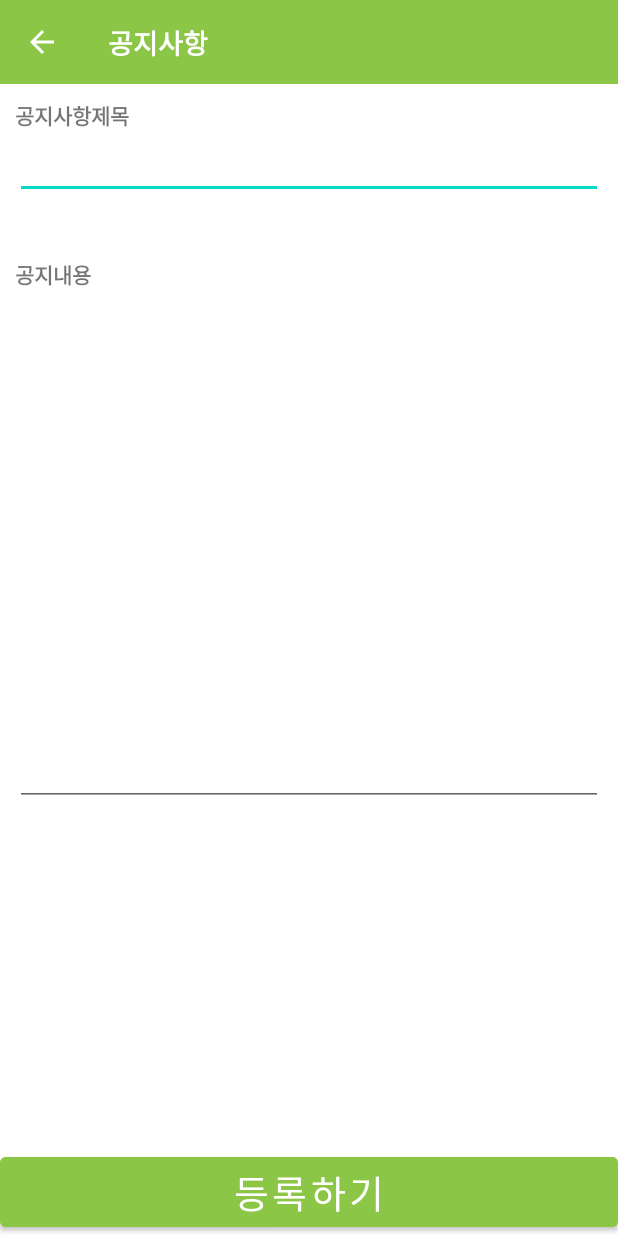
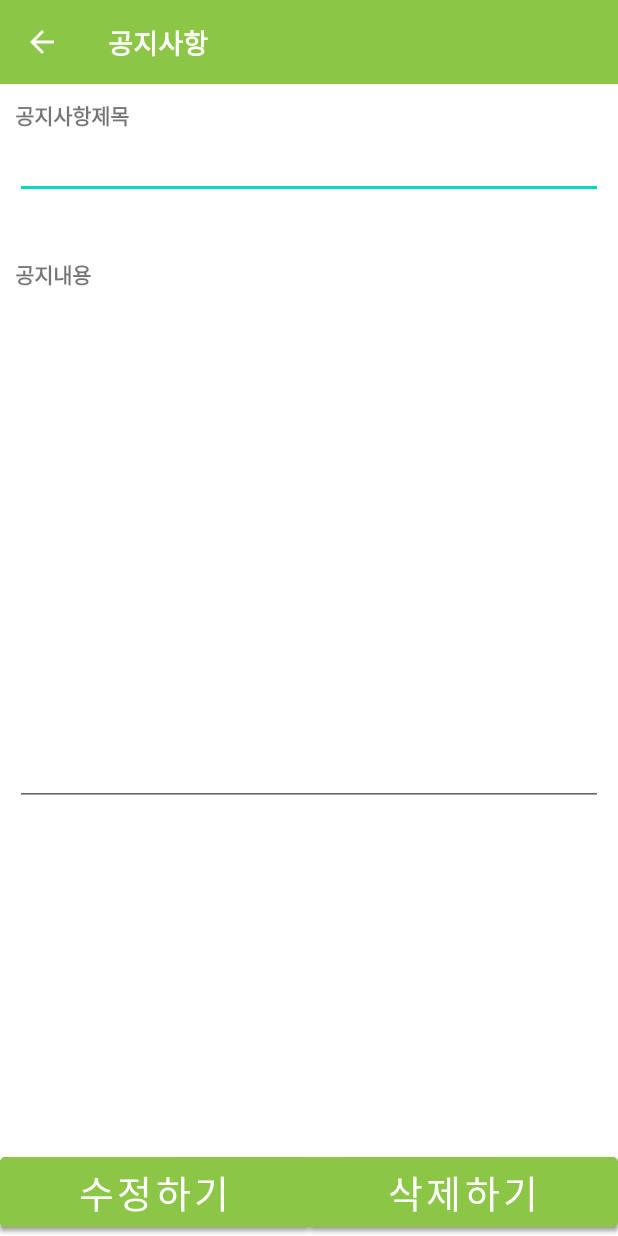
Before and after one commit to cutepersona/MGR_VILLA_TEST, an Android app: the layout activity_notice.xml on its own in the app's theme, with its tools: preview values and no code run, on a phone screen of 412 x 824 dp. Run offline under Robolectric (Android 15) with nearby library versions, the phone set to English and light mode, and no system bars.

Commit message:
notice done

```diff
--- a/app/src/main/java/fastcampus/aop/part2/mgr_villa/dao/VillaNoticeDao.kt
+++ b/app/src/main/java/fastcampus/aop/part2/mgr_villa/dao/VillaNoticeDao.kt
@@ -26,7 +26,7 @@ interface VillaNoticeDao {
     fun getNotice(noticeNo: Long): VillaNotice
 
     // Update
-    @Query("UPDATE VillaNotice SET noticeTitle = :noticeTitle AND noticeContent = :noticeContent WHERE noticeNo = :noticeNo")
+    @Query("UPDATE VillaNotice SET noticeTitle = :noticeTitle, noticeContent = :noticeContent WHERE noticeNo = :noticeNo")
     fun updateNotice(noticeTitle: String, noticeContent: String, noticeNo: Long)
 
     // Delete
--- a/app/src/main/res/layout/activity_notice.xml
+++ b/app/src/main/res/layout/activity_notice.xml
@@ -165,6 +165,28 @@
                 app:layout_constraintBottom_toBottomOf="parent"
                 app:layout_constraintEnd_toEndOf="parent"
                 app:layout_constraintStart_toStartOf="parent" />
+
+            <Button
+                android:id="@+id/UpdateNoticeButton"
+                android:layout_width="0dp"
+                android:layout_height="wrap_content"
+                android:backgroundTint="@color/main_button_background"
+                android:text="@string/Update"
+                android:textSize="25sp"
+                app:layout_constraintBottom_toBottomOf="parent"
+                app:layout_constraintEnd_toStartOf="@+id/DeleteNoticeButton"
+                app:layout_constraintStart_toStartOf="parent" />
+
+            <Button
+                android:id="@+id/DeleteNoticeButton"
+                android:layout_width="0dp"
+                android:layout_height="wrap_content"
+                android:backgroundTint="@color/main_button_background"
+                android:text="@string/Delete"
+                android:textSize="25sp"
+                app:layout_constraintBottom_toBottomOf="parent"
+                app:layout_constraintEnd_toEndOf="parent"
+                app:layout_constraintStart_toEndOf="@+id/UpdateNoticeButton" />
         </androidx.constraintlayout.widget.ConstraintLayout>
 
     </androidx.constraintlayout.widget.ConstraintLayout>
--- a/app/src/main/res/values/strings.xml
+++ b/app/src/main/res/values/strings.xml
@@ -15,6 +15,8 @@
     <string name="Done">완료</string>
     <string name="villaInfoInsert">빌라등록하기</string>
     <string name="Insert">등록하기</string>
+    <string name="Update">수정하기</string>
+    <string name="Delete">삭제하기</string>
     <string name="villaAddress">건물주소</string>
     <string name="villaDetailAddress">상세주소(동,호수 등)</string>
     <string name="villaName">건물명</string>
```
Also changed, not shown: app/src/main/java/fastcampus/aop/part2/mgr_villa/NoticeActivity.kt (+64 -19 lines), app/src/main/java/fastcampus/aop/part2/mgr_villa/NoticeListActivity.kt (+0 -13 lines).
